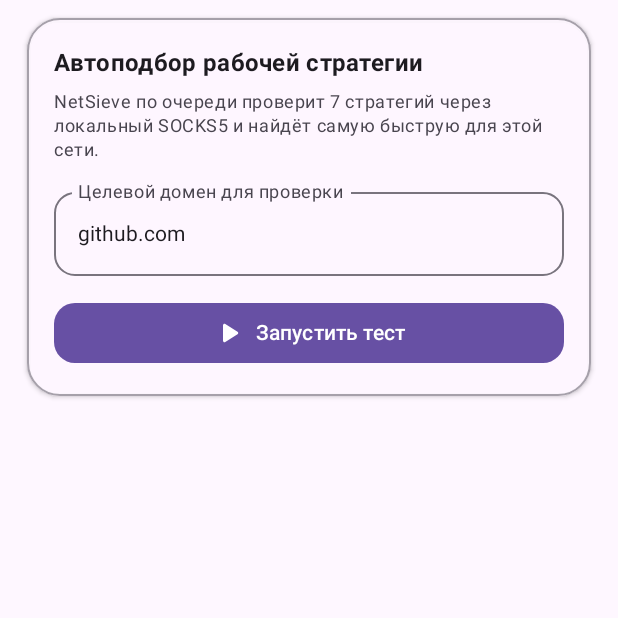
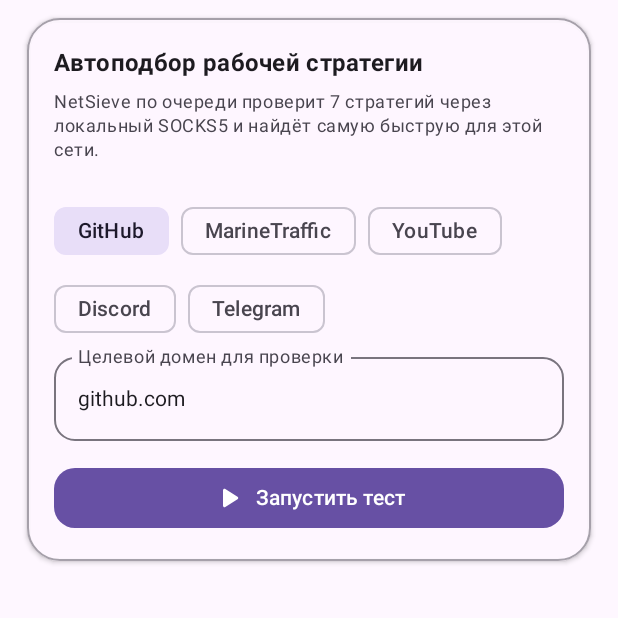
Before and after one commit to JackBrownUA/NetSieve, an Android app built with Jetpack Compose: the composable AutoPickScreen shown on its own in the app's theme, on a phone screen of 412 x 824 dp, the top half of it. Run offline under Robolectric (Android 15) with nearby library versions, the phone set to English and light mode, and no system bars.

Commit message:
Update Screens.kt

```diff
--- a/app/src/main/java/io/github/jackbrownua/netsieve/ui/Screens.kt
+++ b/app/src/main/java/io/github/jackbrownua/netsieve/ui/Screens.kt
@@ -278,6 +278,7 @@ private fun StatBlock(label: String, value: String) {
     }
 }
 
+@OptIn(ExperimentalLayoutApi::class)
 @Composable
 fun AutoPickScreen(
     uiState: VpnUiState,
@@ -315,6 +316,11 @@ fun AutoPickScreen(
             )
 
             Spacer(modifier = Modifier.height(12.dp))
+            Spacer(modifier = Modifier.height(10.dp))
+            FlowRow(horizontalArrangement = Arrangement.spacedBy(8.dp), verticalArrangement = Arrangement.spacedBy(4.dp)) {
+                listOf("GitHub" to "github.com", "MarineTraffic" to "www.marinetraffic.com", "YouTube" to "youtube.com", "Discord" to "discord.com", "Telegram" to "telegram.org").forEach { (label, host) ->
+                    FilterChip(selected = testDomain.trim().lowercase().contains(host), onClick = { if (!isRunning) testDomain = host }, label = { Text(label) })
+                    } }
             OutlinedTextField(
                 value = testDomain,
                 onValueChange = { testDomain = it },
@@ -392,8 +398,9 @@ fun AutoPickScreen(
                         shape = RoundedCornerShape(14.dp)
                     ) {
                         Text(
-                            text = "Применить лучшую: $shortName (${bestResult.latencyMs} мс)",
-                            maxLines = 1
+                            text = "Применить: $shortName (${bestResult.latencyMs} мс)",
+                            maxLines = 1,
+                            overflow = TextOverflow.Ellipsis
                         )
                     }
                 }
```
